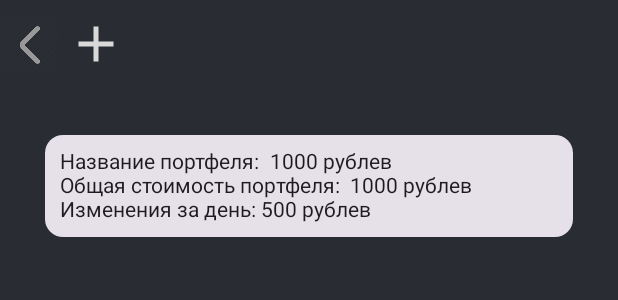
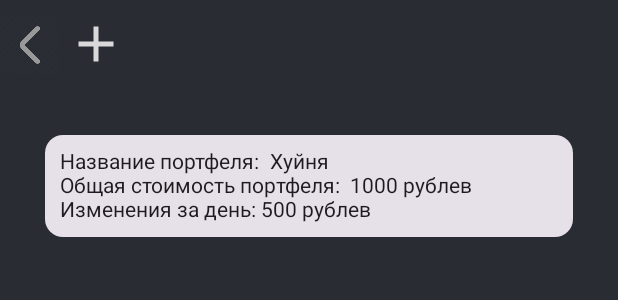
Before and after one commit to Kezy-Kuroyame/Investio, an Android app built with Jetpack Compose: the @Preview function PorfolioScreenPreview, on a phone screen of 412 x 824 dp. Shown: the top 300 px of the screen. Run offline under Robolectric (Android 15) with nearby library versions, the light colour scheme and no system bars.

Commit message:
info about portfolio

```diff
--- a/app/src/main/java/com/example/empty_views_activity/screens/Portfolio.kt
+++ b/app/src/main/java/com/example/empty_views_activity/screens/PortfolioScreen.kt
@@ -1,64 +1,57 @@
 package com.example.empty_views_activity.screens
 
-import android.os.Build
-import androidx.annotation.RequiresApi
 import androidx.compose.material3.Surface
 import androidx.compose.runtime.Composable
 import androidx.compose.ui.tooling.preview.Preview
 import androidx.navigation.NavController
 import androidx.navigation.compose.rememberNavController
 import com.example.empty_views_activity.ui.theme.colorSecondary
-import java.lang.reflect.Modifier
-import android.annotation.SuppressLint
+import androidx.compose.foundation.Image
 import androidx.compose.foundation.background
-import androidx.compose.foundation.layout.Arrangement
+import androidx.compose.foundation.clickable
 import androidx.compose.foundation.layout.Box
 import androidx.compose.foundation.layout.Column
 import androidx.compose.foundation.layout.Row
-import androidx.compose.foundation.layout.Spacer
-import androidx.compose.foundation.layout.fillMaxHeight
 import androidx.compose.foundation.layout.fillMaxSize
 import androidx.compose.foundation.layout.fillMaxWidth
-import androidx.compose.foundation.layout.height
 import androidx.compose.foundation.layout.padding
+import androidx.compose.foundation.layout.size
 import androidx.compose.material.icons.Icons
 import androidx.compose.material.icons.filled.Add
 import androidx.compose.material3.Card
 import androidx.compose.material3.Icon
 import androidx.compose.material3.IconButton
 import androidx.compose.material3.Text
+import androidx.compose.runtime.LaunchedEffect
+import androidx.compose.runtime.getValue
+import androidx.compose.runtime.mutableStateOf
+import androidx.compose.runtime.remember
+import androidx.compose.runtime.setValue
+import androidx.compose.ui.graphics.ColorFilter
 import androidx.compose.ui.res.painterResource
-import androidx.compose.ui.res.stringResource
 
 import androidx.compose.ui.unit.dp
 
-import androidx.navigation.compose.rememberNavController
 import com.example.empty_views_activity.R
-import com.example.empty_views_activity.components.ButtonAdd
-import com.example.empty_views_activity.components.ButtonBack
-import com.example.empty_views_activity.components.ButtonLogOut
-import com.example.empty_views_activity.components.EmailFieldComponent
-import com.example.empty_views_activity.components.HeaderPageText
-import com.example.empty_views_activity.components.HeadingTextComponent
-import com.example.empty_views_activity.components.PasswordFieldComponent
-import com.example.empty_views_activity.components.Portfolio
-import com.example.empty_views_activity.components.SignUp_SignUpButton
-import com.example.empty_views_activity.navigation.Route
-import com.example.empty_views_activity.queries.countUsersPortfolio
-import com.example.empty_views_activity.queries.getPortfoliosNames
-import com.example.empty_views_activity.ui.theme.colorPrimary
-import com.example.empty_views_activity.ui.theme.colorPurple
-import com.example.empty_views_activity.ui.theme.colorSecondary
-import com.example.empty_views_activity.ui.theme.colorTintPink
 import com.example.empty_views_activity.ui.theme.textColorWhite
 import com.example.empty_views_activity.ui.theme.textHintColor
-import kotlinx.coroutines.DelicateCoroutinesApi
-import kotlinx.coroutines.Dispatchers
-import kotlinx.coroutines.GlobalScope
-import kotlinx.coroutines.launch
 
 @Composable
-fun PorfolioScreen(navController: NavController) {
+fun PorfolioScreen(navController: NavController, param: String) {
+
+    var userId by remember { mutableStateOf("") }
+    var portfolioName by remember { mutableStateOf("") }
+
+    // Создайте эффект для выполнения запроса при первом запуске компонента
+    LaunchedEffect(Unit) {
+        // Выполните запрос к серверу для получения id_user
+
+//        var portfolio = getPortfolioById(param)
+        userId="5"
+        portfolioName="Хуйня"
+//        var stock = getStockByPortfolioId()
+    }
+
     Surface(
         color = colorSecondary,
         modifier = androidx.compose.ui.Modifier
@@ -69,7 +62,7 @@ fun PorfolioScreen(navController: NavController) {
         Column {
             Row {
                 Box(modifier = androidx.compose.ui.Modifier.padding(0.dp, 10.dp)) {
-                    ButtonBack(route = Route.LoginIn.route, navController = navController)
+                    ButtonBackToPortfolio(route = "portfolio/${userId}", navController = navController)
                 }
                 IconButton(
                     onClick = { /* TODO add logic */ },
@@ -83,11 +76,11 @@ fun PorfolioScreen(navController: NavController) {
                     )
                 }
             }
-            Column(modifier = androidx.compose.ui.Modifier
+            Row(modifier = androidx.compose.ui.Modifier
                 .fillMaxSize()
                 .padding(30.dp)) {
-                Card (modifier = androidx.compose.ui.Modifier
-                    .fillMaxWidth()
+                Card (modifier = androidx.compose.ui.Modifier.fillMaxWidth()
+
 
                 ){
                     Box(modifier = androidx.compose.ui.Modifier
@@ -95,7 +88,7 @@ fun PorfolioScreen(navController: NavController) {
                         Column {
                             Row{
                                 Text(text="Название портфеля:  ")
-                                Text(text="1000 рублев")
+                                Text(text="${portfolioName}")
                             }
                             Row{
                                 Text(text="Общая стоимость портфеля:  ")
@@ -110,8 +103,16 @@ fun PorfolioScreen(navController: NavController) {
                     }
                 }
 
+
             }
-
+//            LazyColumn (modifier = androidx.compose.ui.Modifier.fillMaxSize()){
+//                GlobalScope.launch(Dispatchers.IO) {
+//                    val names: List<String> = getPortfoliosNames(param)
+//                    items(names.size) { index ->
+//                        Portfolio(value = names[index], route = names[index], navController = navController)
+//                    }
+//                }
+//            }
 
 
         }
@@ -119,14 +120,16 @@ fun PorfolioScreen(navController: NavController) {
 }
 @Composable
 fun MainItem(){
-    Column(modifier = androidx.compose.ui.Modifier
+
+    Row(modifier = androidx.compose.ui.Modifier
         .fillMaxSize()
         .padding(30.dp)) {
         Card (modifier = androidx.compose.ui.Modifier
-            .fillMaxWidth()
+
+
         ){
             Box(modifier = androidx.compose.ui.Modifier
-                .padding(0.dp, 10.dp)){
+                .padding(10.dp, 10.dp)){
                 Column {
                     Row{
                         Text(text="Название портфеля:  ")
@@ -144,12 +147,35 @@ fun MainItem(){
 
             }
         }
+        IconButton(
+            onClick = { /* TODO add logic */ },
+            modifier = androidx.compose.ui.Modifier.padding(0.dp, 5.dp)
+        ) {
+            Icon(
+                imageVector = Icons.Filled.Add,
+                contentDescription = "add",
+                tint = textColorWhite,
+                modifier = androidx.compose.ui.Modifier.fillMaxSize()
+            )
+        }
+
 
     }
+}
+@Composable
+fun ButtonBackToPortfolio(route: String, navController: NavController){
+    Image(painter = painterResource(
+        id = R.drawable.back),
+        contentDescription = "back",
+        modifier = androidx.compose.ui.Modifier
+            .size(40.dp)
+            .clickable { navController.navigate(route = route) },
+        colorFilter = ColorFilter.tint(textHintColor)
+    )
 }
 
 @Preview
 @Composable
 fun PorfolioScreenPreview(){
-    PorfolioScreen( navController = rememberNavController())
+    PorfolioScreen( navController = rememberNavController(), "30")
 }
```
Also changed, not shown: app/src/main/java/com/example/empty_views_activity/queries/get.kt (+44 -0 lines).
